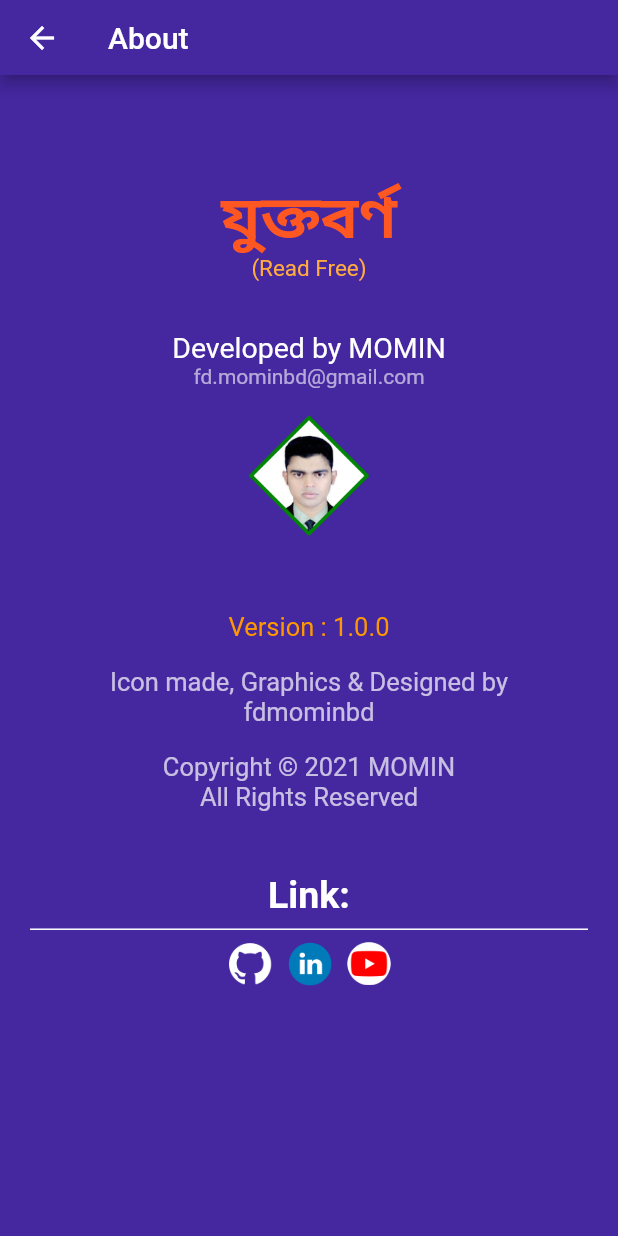
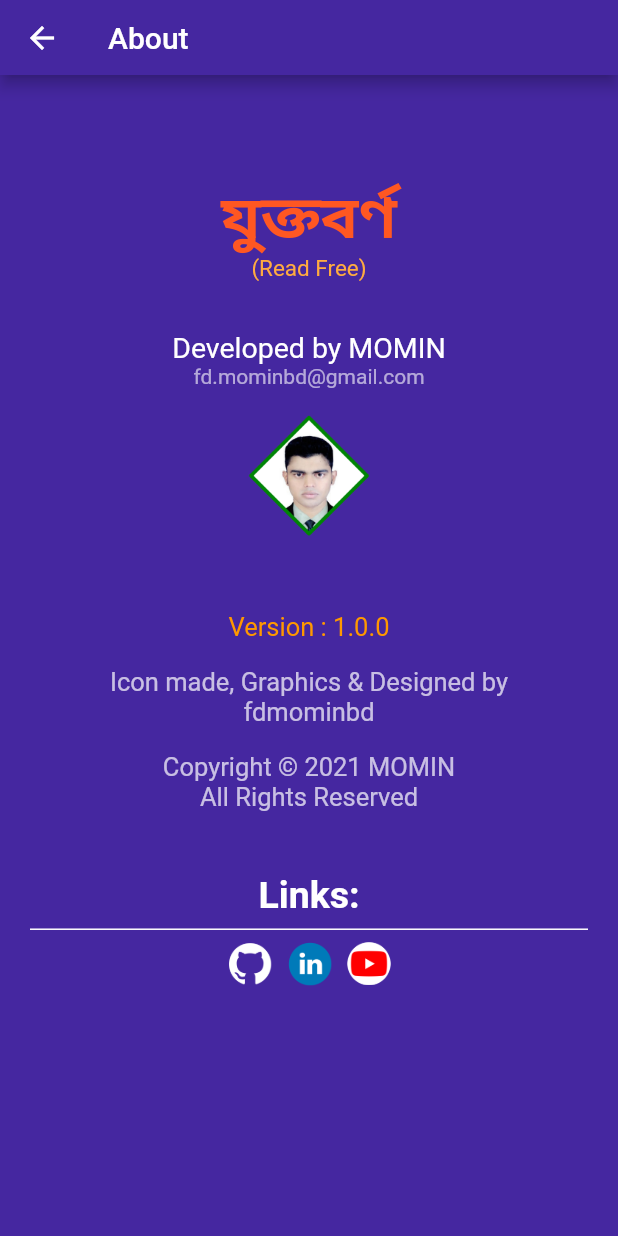
Before and after one commit to fdmominbd/joint_letter, a Flutter app: the screen it shows after launch, in the side drawer, after a tap on "About Us", on a phone screen of 412 x 824 dp. Run offline on Flutter 3.47's test engine with Material 2 defaults, Android fonts, the light colour scheme and no system bars; missing offline and left inert: alert_dialog, wc_flutter_share.

Commit message:
2nd commit 27.1.22

```diff
--- a/lib/about_us.dart
+++ b/lib/about_us.dart
@@ -55,7 +55,7 @@ class _AboutUsState extends State<AboutUs> {
             SizedBox(height: h*0.05,),
             Column(
               children: [
-                Text('Link:',style: TextStyle(fontSize: 25, fontWeight: FontWeight.bold, color: Colors.white,),),
+                Text('Links:',style: TextStyle(fontSize: 25, fontWeight: FontWeight.bold, color: Colors.white,),),
                 Divider(indent: 20, endIndent: 20, thickness: 1, color: Colors.white,),
                 Column(
                   children: [
```
